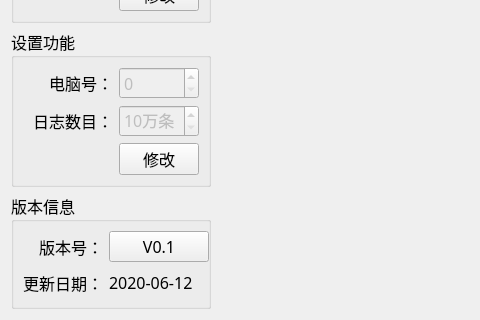
The window that PDU-CalibrateTool/setups/setup_mainwid.ui (ChinaClever/PDU-CalibrateTool) describes before a commit, drawn with Qt 5; both pictures show x 0 to 480 and y 397 to 717 of the 1023 by 717 pixel window.
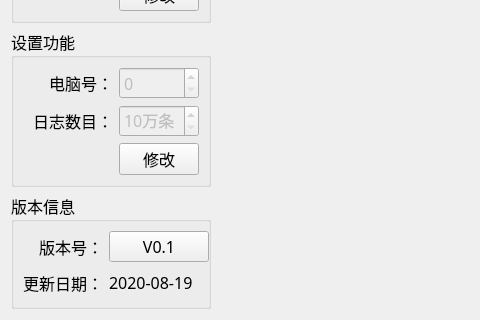
The same window after the commit.

```diff
--- a/PDU-CalibrateTool/setups/setup_mainwid.ui
+++ b/PDU-CalibrateTool/setups/setup_mainwid.ui
@@ -366,7 +366,7 @@
       <item row="1" column="2">
        <widget class="QLabel" name="label_4">
         <property name="text">
-         <string>2020-06-12</string>
+         <string>2020-08-19</string>
         </property>
        </widget>
       </item>
```
